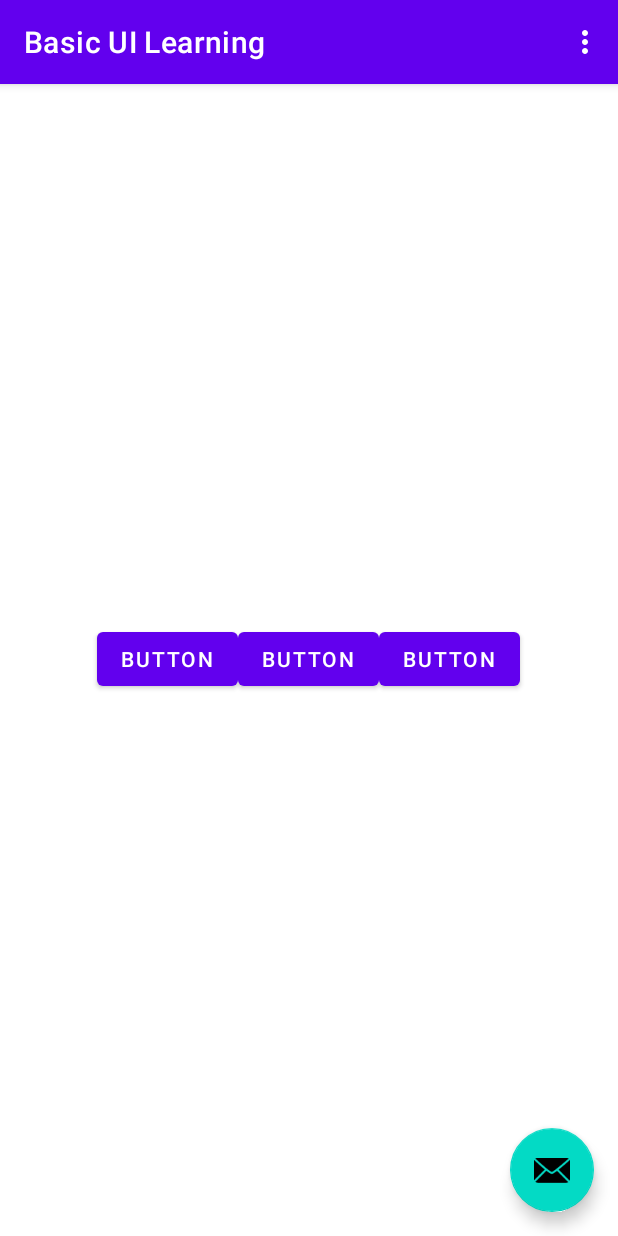
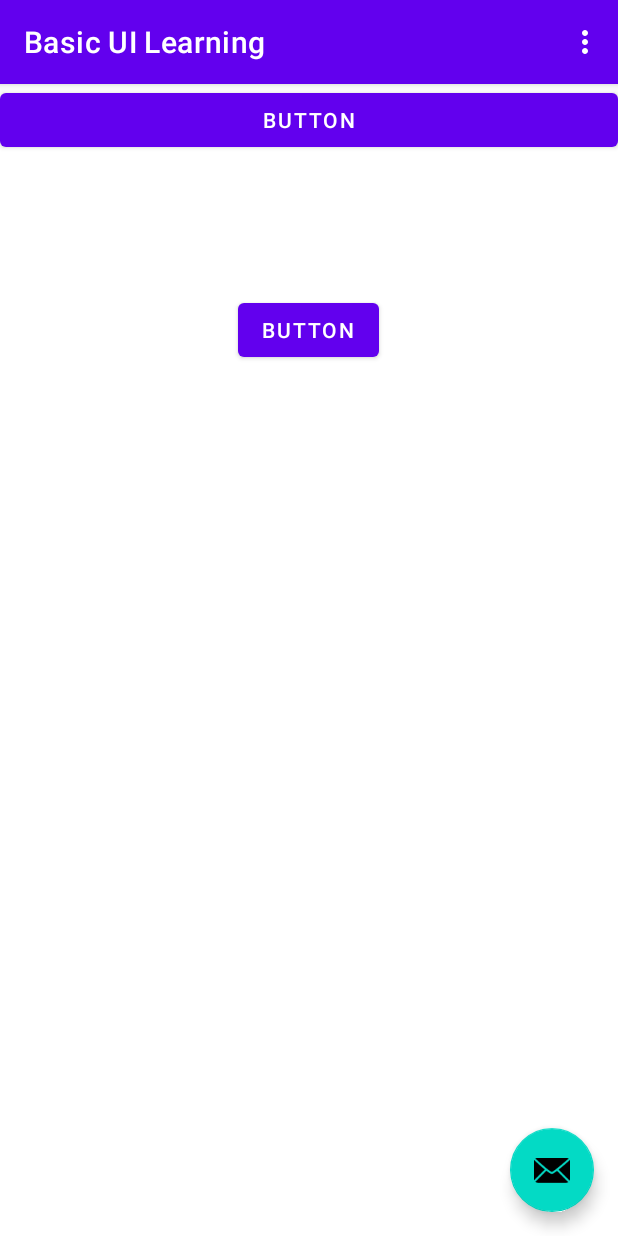
Before and after one commit to nasif-jaoadun/BasicUiLearning, an Android app: the screen it shows after launch (MainActivity), on a phone screen of 412 x 824 dp. Run offline under Robolectric (Android 15) with nearby library versions, the phone set to English and light mode, and no system bars; our stand-ins replace navigation-ui.

Commit message:
Position views with linear layout: Simple constraint layout

```diff
--- a/app/src/main/java/com/codehabit/android/userinterface/MainActivity.kt
+++ b/app/src/main/java/com/codehabit/android/userinterface/MainActivity.kt
@@ -29,7 +29,7 @@ class MainActivity : AppCompatActivity() {
 //        setupActionBarWithNavController(navController, appBarConfiguration)
 
         binding.fab.setOnClickListener { view ->
-            Snackbar.make(view, "This is the entered name: ${binding.contentView.editText.text}", Snackbar.LENGTH_LONG)
+            Snackbar.make(view, "This is the entered name:", Snackbar.LENGTH_LONG)
                 .setAction("Action", null).show()
         }
 
--- a/app/src/main/res/layout/content_main.xml
+++ b/app/src/main/res/layout/content_main.xml
@@ -22,38 +22,23 @@
         app:layout_constraintStart_toStartOf="parent"
         app:layout_constraintTop_toTopOf="parent"/>-->
 
-    <LinearLayout
+    <Button
+        android:id="@+id/button2"
         android:layout_width="0dp"
-        android:layout_height="0dp"
-        android:layout_marginBottom="2dp"
-        android:layout_marginEnd="1dp"
-        android:layout_marginStart="1dp"
-        android:layout_marginTop="1dp"
-        android:orientation="horizontal"
-        android:gravity="center"
-        app:layout_constraintBottom_toBottomOf="parent"
+        android:layout_height="wrap_content"
+        android:text="Button"
         app:layout_constraintEnd_toEndOf="parent"
         app:layout_constraintStart_toStartOf="parent"
-        app:layout_constraintTop_toTopOf="parent">
+        app:layout_constraintTop_toTopOf="parent" />
 
-        <Button
-            android:id="@+id/button1"
-            android:layout_width="wrap_content"
-            android:layout_height="wrap_content"
-            android:text="Button" />
-
-        <Button
-            android:id="@+id/button2"
-            android:layout_width="wrap_content"
-            android:layout_height="wrap_content"
-            android:text="Button" />
-
-        <Button
-            android:id="@+id/button3"
-            android:layout_width="wrap_content"
-            android:layout_height="wrap_content"
-            android:text="Button" />
-
-
-    </LinearLayout>
+    <Button
+        android:id="@+id/button3"
+        android:layout_width="wrap_content"
+        android:layout_height="wrap_content"
+        android:layout_marginTop="92dp"
+        android:text="Button"
+        app:layout_constraintEnd_toEndOf="parent"
+        app:layout_constraintHorizontal_bias="0.498"
+        app:layout_constraintStart_toStartOf="parent"
+        app:layout_constraintTop_toBottomOf="@+id/button2" />
 </androidx.constraintlayout.widget.ConstraintLayout>
```
